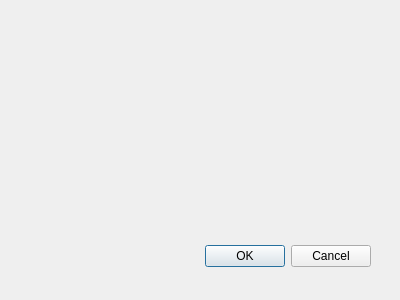
Old version of the form fpsdialog.ui in the repository johanneslochmann/datacollector.
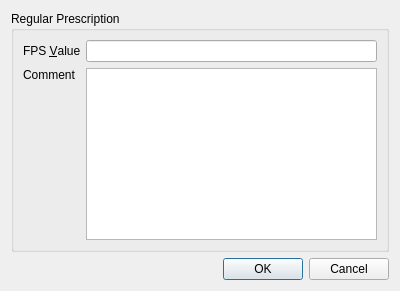
New version of the form.

The edit to the form file:
```diff
--- a/fpsdialog.ui
+++ b/fpsdialog.ui
@@ -9,28 +9,73 @@
     <x>0</x>
     <y>0</y>
     <width>400</width>
-    <height>300</height>
+    <height>291</height>
    </rect>
   </property>
   <property name="windowTitle">
    <string>Dialog</string>
   </property>
-  <widget name="buttonBox" class="QDialogButtonBox">
-   <property name="geometry">
-    <rect>
-     <x>30</x>
-     <y>240</y>
-     <width>341</width>
-     <height>32</height>
-    </rect>
-   </property>
-   <property name="orientation">
-    <enum>Qt::Horizontal</enum>
-   </property>
-   <property name="standardButtons">
-    <set>QDialogButtonBox::Cancel|QDialogButtonBox::Ok</set>
-   </property>
-  </widget>
+  <layout class="QVBoxLayout" name="verticalLayout">
+   <item>
+    <widget class="QGroupBox" name="groupBox">
+     <property name="title">
+      <string>Regular Prescription</string>
+     </property>
+     <layout class="QGridLayout" name="gridLayout">
+      <item row="0" column="0">
+       <widget class="QLabel" name="label">
+        <property name="text">
+         <string>FPS &amp;Value</string>
+        </property>
+        <property name="buddy">
+         <cstring>fps</cstring>
+        </property>
+       </widget>
+      </item>
+      <item row="0" column="1">
+       <widget class="QLineEdit" name="fps"/>
+      </item>
+      <item row="1" column="0">
+       <layout class="QVBoxLayout" name="verticalLayout_2">
+        <item>
+         <widget class="QLabel" name="label_5">
+          <property name="text">
+           <string>Comment</string>
+          </property>
+         </widget>
+        </item>
+        <item>
+         <spacer name="verticalSpacer">
+          <property name="orientation">
+           <enum>Qt::Vertical</enum>
+          </property>
+          <property name="sizeHint" stdset="0">
+           <size>
+            <width>20</width>
+            <height>40</height>
+           </size>
+          </property>
+         </spacer>
+        </item>
+       </layout>
+      </item>
+      <item row="1" column="1">
+       <widget class="QTextEdit" name="comment"/>
+      </item>
+     </layout>
+    </widget>
+   </item>
+   <item>
+    <widget class="QDialogButtonBox" name="buttonBox">
+     <property name="orientation">
+      <enum>Qt::Horizontal</enum>
+     </property>
+     <property name="standardButtons">
+      <set>QDialogButtonBox::Cancel|QDialogButtonBox::Ok</set>
+     </property>
+    </widget>
+   </item>
+  </layout>
  </widget>
  <pixmapfunction/>
  <resources/>
```
Left out of the diff: 7 changed lines with no effect on the pictures.
